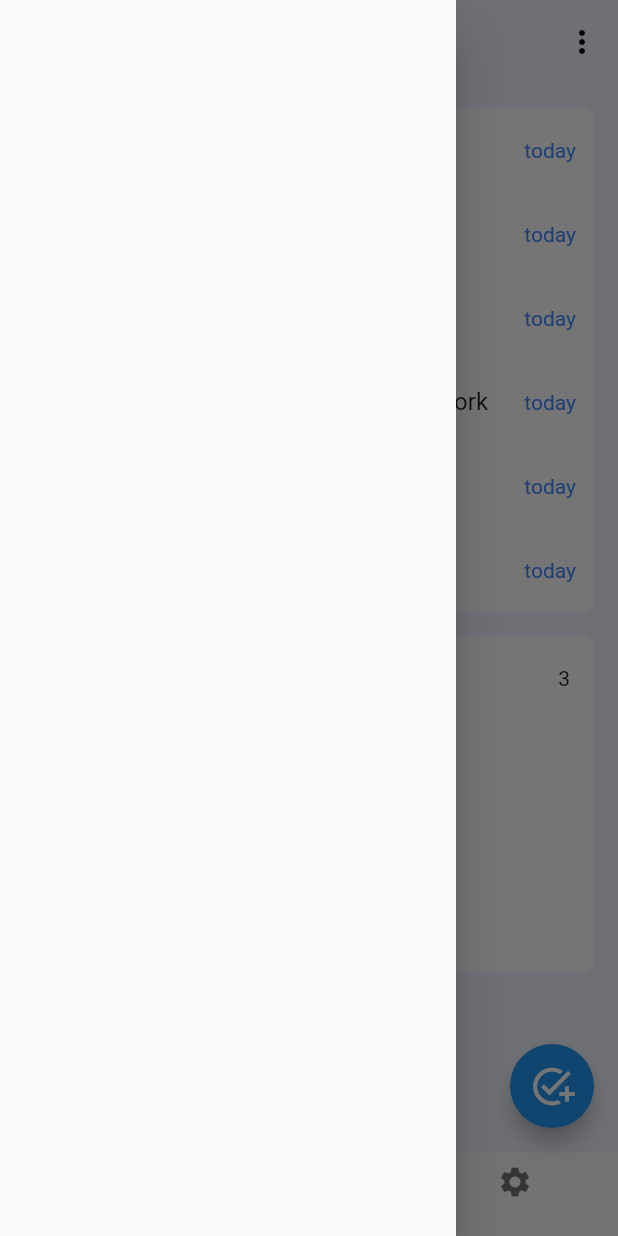
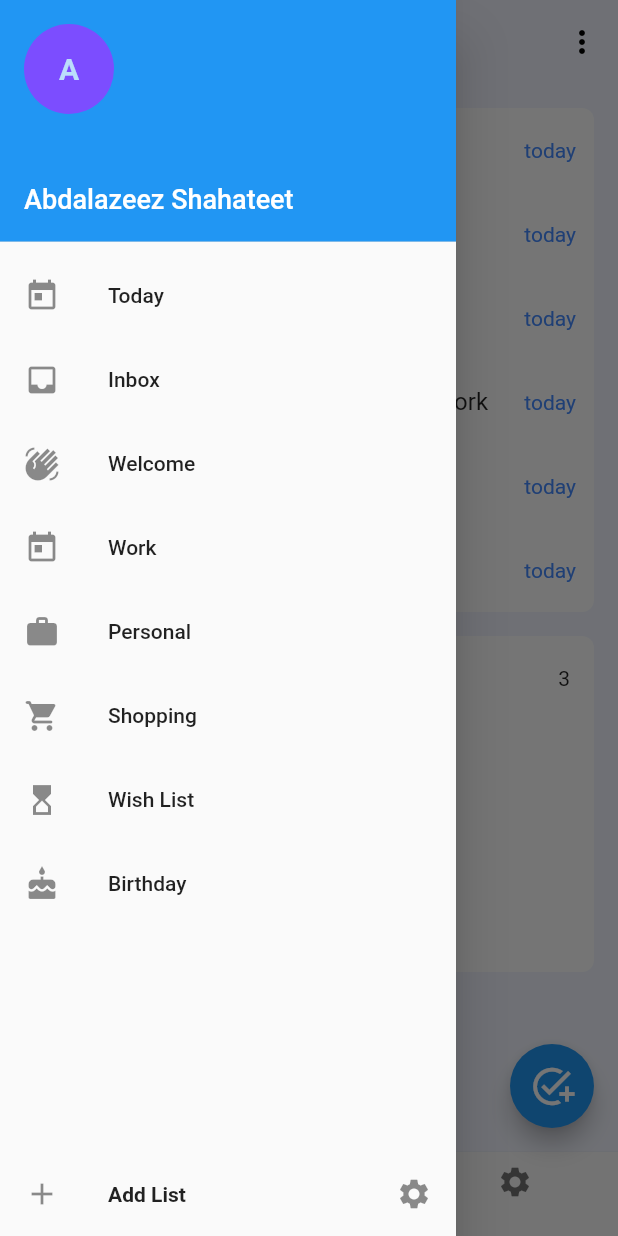
Before and after one commit to abdalazeezS/Task-Planner, a Flutter app: the screen it shows after launch, with the side drawer open, on a phone screen of 412 x 824 dp. Run offline on Flutter 3.47's test engine with Material 2 defaults, Android fonts, the phone set to English and light mode, and no system bars.

Commit message:
design app drawer, and format task date

```diff
--- /dev/null
+++ b/lib/models/category.dart
@@ -0,0 +1,8 @@
+import 'package:flutter/material.dart';
+
+class Category {
+  String name;
+  IconData icon;
+
+  Category({required this.name, required this.icon});
+}
--- a/lib/screens/home_screen.dart
+++ b/lib/screens/home_screen.dart
@@ -1,8 +1,10 @@
 import 'package:flutter/material.dart';
+import 'package:intl/intl.dart';
 
 import '../models/task.dart';
 import 'package:Task_Planner/constants.dart' as constants;
 
+import '../widgets/app_drawer.dart';
 import '../widgets/completed_tasks_section.dart';
 import '../widgets/tasks_section.dart';
 
@@ -45,13 +47,21 @@ class _HomeScreenState extends State<HomeScreen> {
     });
   }
 
-  var taskDate = DateTime.now();
+  String taskDate = 'Today';
+
+  // To check if the task date is overdue
+  int calculateDifference(DateTime date) {
+    DateTime now = DateTime.now();
+    return DateTime(date.year, date.month, date.day)
+        .difference(DateTime(now.year, now.month, now.day))
+        .inDays;
+  }
 
   @override
   Widget build(BuildContext context) {
     return Scaffold(
       backgroundColor: constants.backgroundColor,
-      drawer: Drawer(),
+      drawer: AppDrawer(),
       appBar: buildAppBar(),
       body: SafeArea(
         child: SingleChildScrollView(
@@ -102,17 +112,25 @@ class _HomeScreenState extends State<HomeScreen> {
                                       context: context,
                                       currentDate: DateTime.now(),
                                       initialDate: DateTime.now(),
-                                      firstDate: DateTime.now(),
+                                      firstDate: DateTime(2022),
                                       lastDate: DateTime.now().add(
                                         const Duration(days: 365),
                                       ),
                                     );
 
                                     if (datePicked != null) {
-                                      setState(() {
-                                        taskDate = datePicked;
-                                      });
+                                      if (calculateDifference(datePicked) ==
+                                          1) {
+                                        taskDate = "Tomorrow";
+                                      } else if (calculateDifference(
+                                              datePicked) ==
+                                          -1) {
+                                        taskDate = "Missing";
+                                      } else
+                                        taskDate = DateFormat('dd/MM/yyyy')
+                                            .format(datePicked);
                                     }
+                                    setState(() {});
                                   },
                                 ),
                                 IconButton(
@@ -157,6 +175,7 @@ class _HomeScreenState extends State<HomeScreen> {
                                           );
                                         });
                                         Navigator.of(context).pop();
+                                        newTaskController.clear();
                                       },
                                 style: ButtonStyle(
                                   shape: MaterialStateProperty.all(
--- /dev/null
+++ b/lib/screens/task_details.dart
@@ -0,0 +1 @@
+import 'package:flutter/material.dart';
--- /dev/null
+++ b/lib/widgets/app_drawer.dart
@@ -0,0 +1,78 @@
+import 'package:Task_Planner/models/category.dart';
+import 'package:flutter/material.dart';
+
+class AppDrawer extends StatelessWidget {
+  AppDrawer({
+    Key? key,
+  }) : super(key: key);
+
+  var categories = [
+    Category(name: 'Today', icon: Icons.today),
+    Category(name: 'Inbox', icon: Icons.inbox),
+    Category(name: 'Welcome', icon: Icons.waving_hand_sharp),
+    Category(name: 'Work', icon: Icons.today),
+    Category(name: 'Personal', icon: Icons.work),
+    Category(name: 'Shopping', icon: Icons.shopping_cart_rounded),
+    Category(name: 'Wish List', icon: Icons.hourglass_top),
+    Category(name: 'Birthday', icon: Icons.cake),
+  ];
+
+  @override
+  Widget build(BuildContext context) {
+    return Drawer(
+      child: Column(
+        children: [
+          Container(
+            child: Center(
+              child: Row(
+                children: [
+                  Expanded(
+                    child: UserAccountsDrawerHeader(
+                      currentAccountPicture: CircleAvatar(
+                        backgroundColor: Colors.deepPurpleAccent,
+                        child: Text(
+                          'A',
+                          style: TextStyle(
+                            fontWeight: FontWeight.bold,
+                            fontSize: 20,
+                          ),
+                        ),
+                      ),
+                      currentAccountPictureSize: Size(60, 60),
+                      accountName: Text(
+                        'Abdalazeez Shahateet',
+                        style: TextStyle(fontSize: 18),
+                      ),
+                      accountEmail: null,
+                    ),
+                  ),
+                ],
+              ),
+            ),
+          ),
+          Expanded(
+            child: ListView.builder(
+              itemCount: categories.length,
+              itemBuilder: (context, index) {
+                return ListTile(
+                  leading: Icon(categories[index].icon),
+                  title: Text(categories[index].name),
+                );
+              },
+            ),
+          ),
+          ListTile(
+            leading: Icon(Icons.add),
+            title: Text(
+              'Add List',
+              style: TextStyle(
+                fontWeight: FontWeight.bold,
+              ),
+            ),
+            trailing: Icon(Icons.settings),
+          ),
+        ],
+      ),
+    );
+  }
+}
--- a/lib/widgets/task_record.dart
+++ b/lib/widgets/task_record.dart
@@ -32,9 +32,9 @@ class _TaskRecordState extends State<TaskRecord> {
       title: Text(widget.task.title),
       trailing: Text(
         widget.task.date,
-        style: const TextStyle(
-          color: Colors.blueAccent,
-        ),
+        style: widget.task.date == 'Missing'
+            ? TextStyle(color: Colors.redAccent)
+            : TextStyle(color: Colors.blueAccent),
       ),
     );
   }
```
